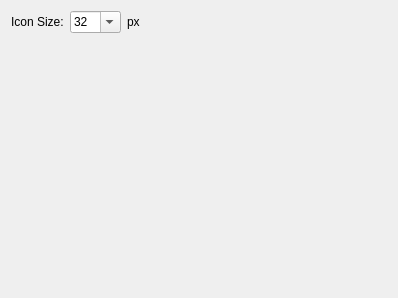
The window that scripts/Edit/AppPreferences/ToolBarPreferences/PreferencesPage.ui (qcad/qcad) describes before a commit, drawn with Qt 5.
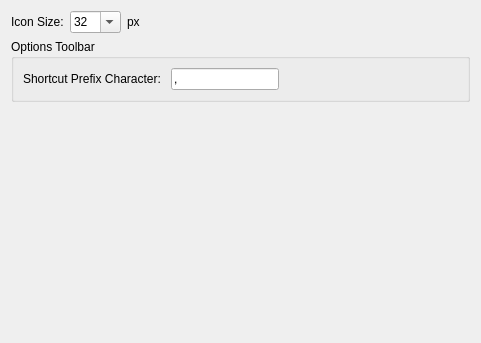
The same window after the commit.

Commit message: add preference for option tool bar shortcut prefix (riverbuoy)

Patch:
```diff
--- a/scripts/Edit/AppPreferences/ToolBarPreferences/PreferencesPage.ui
+++ b/scripts/Edit/AppPreferences/ToolBarPreferences/PreferencesPage.ui
@@ -6,23 +6,20 @@
    <rect>
     <x>0</x>
     <y>0</y>
-    <width>398</width>
-    <height>298</height>
+    <width>481</width>
+    <height>343</height>
    </rect>
   </property>
-  <layout class="QFormLayout" name="formLayout">
-   <property name="fieldGrowthPolicy">
-    <enum>QFormLayout::FieldsStayAtSizeHint</enum>
-   </property>
-   <item row="0" column="0">
-    <widget class="QLabel" name="label">
-     <property name="text">
-      <string>Icon Size:</string>
-     </property>
-    </widget>
-   </item>
-   <item row="0" column="1">
+  <layout class="QVBoxLayout" name="verticalLayout">
+   <item>
     <layout class="QHBoxLayout" name="horizontalLayout">
+     <item>
+      <widget class="QLabel" name="label">
+       <property name="text">
+        <string>Icon Size:</string>
+       </property>
+      </widget>
+     </item>
      <item>
       <widget class="QComboBox" name="IconSize">
        <property name="editable">
@@ -98,8 +95,91 @@
        </property>
       </widget>
      </item>
+     <item>
+      <spacer name="horizontalSpacer_2">
+       <property name="orientation">
+        <enum>Qt::Horizontal</enum>
+       </property>
+       <property name="sizeHint" stdset="0">
+        <size>
+         <width>40</width>
+         <height>20</height>
+        </size>
+       </property>
+      </spacer>
+     </item>
     </layout>
    </item>
+   <item>
+    <widget class="QGroupBox" name="groupBox">
+     <property name="title">
+      <string>Options Toolbar</string>
+     </property>
+     <layout class="QHBoxLayout" name="horizontalLayout_2">
+      <item>
+       <widget class="QLabel" name="label_3">
+        <property name="text">
+         <string>Shortcut Prefix Character: </string>
+        </property>
+       </widget>
+      </item>
+      <item>
+       <widget class="QLineEdit" name="PrefixChar">
+        <property name="sizePolicy">
+         <sizepolicy hsizetype="Minimum" vsizetype="Fixed">
+          <horstretch>0</horstretch>
+          <verstretch>0</verstretch>
+         </sizepolicy>
+        </property>
+        <property name="mouseTracking">
+         <bool>false</bool>
+        </property>
+        <property name="focusPolicy">
+         <enum>Qt::WheelFocus</enum>
+        </property>
+        <property name="acceptDrops">
+         <bool>false</bool>
+        </property>
+        <property name="inputMask">
+         <string>X</string>
+        </property>
+        <property name="text">
+         <string>,</string>
+        </property>
+        <property name="maxLength">
+         <number>1</number>
+        </property>
+       </widget>
+      </item>
+      <item>
+       <spacer name="horizontalSpacer">
+        <property name="orientation">
+         <enum>Qt::Horizontal</enum>
+        </property>
+        <property name="sizeHint" stdset="0">
+         <size>
+          <width>40</width>
+          <height>20</height>
+         </size>
+        </property>
+       </spacer>
+      </item>
+     </layout>
+    </widget>
+   </item>
+   <item>
+    <spacer name="verticalSpacer">
+     <property name="orientation">
+      <enum>Qt::Vertical</enum>
+     </property>
+     <property name="sizeHint" stdset="0">
+      <size>
+       <width>20</width>
+       <height>40</height>
+      </size>
+     </property>
+    </spacer>
+   </item>
   </layout>
  </widget>
  <resources/>
```
The commit also changes 2 other files.
